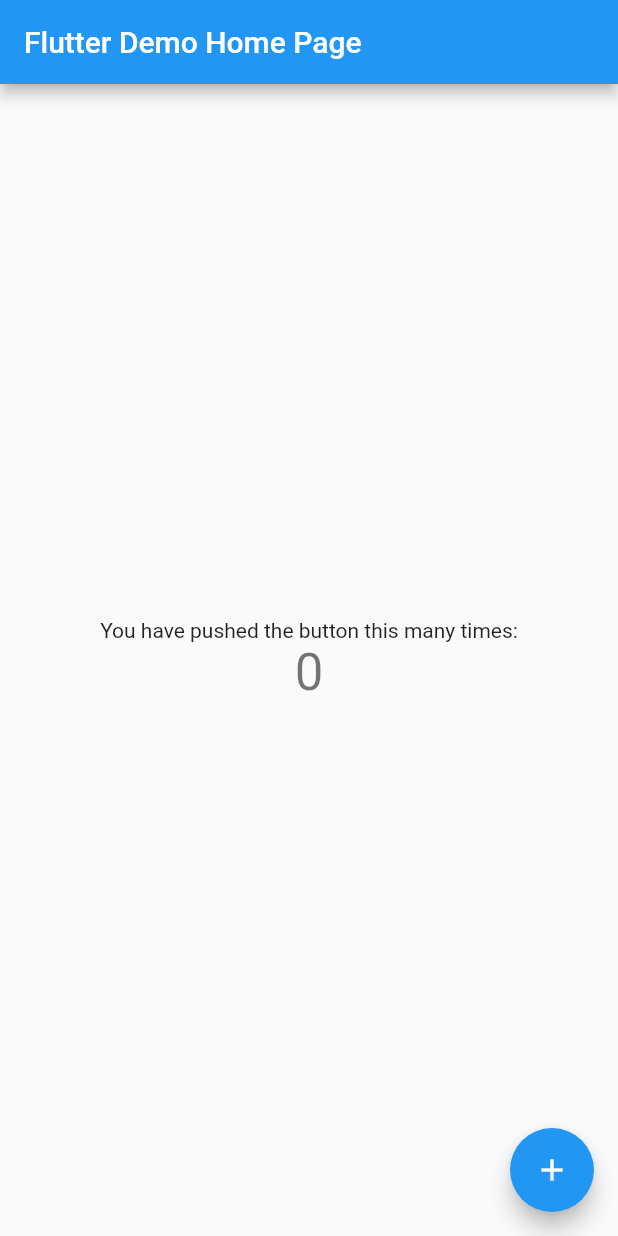
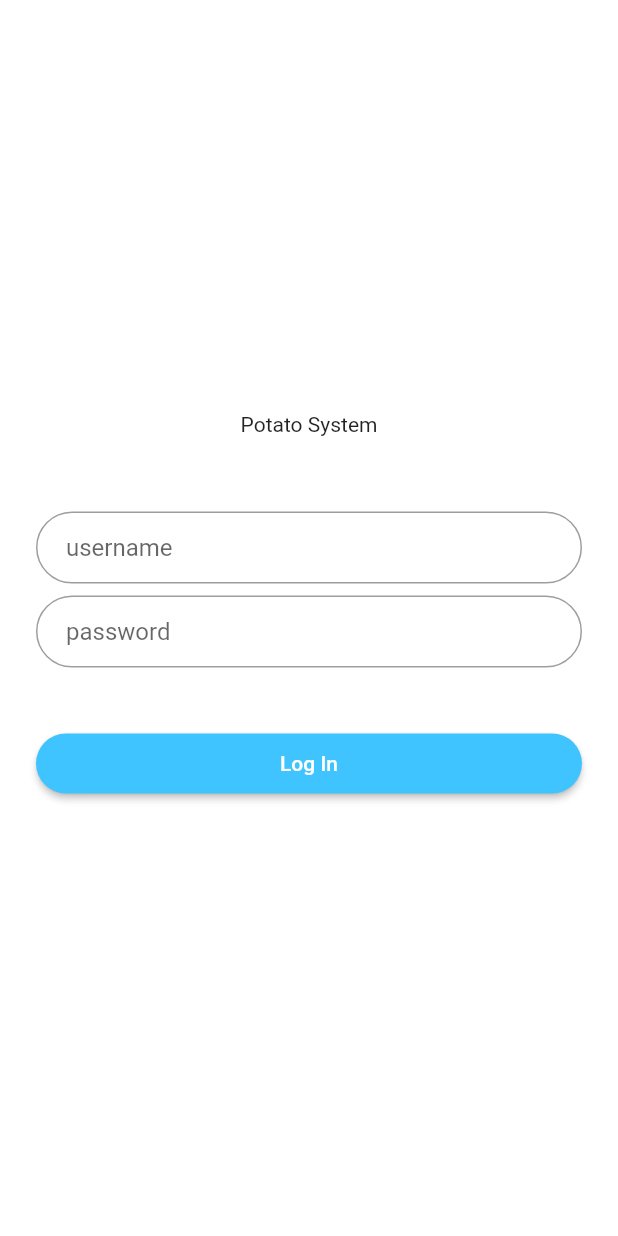
Before and after one commit to Girbons/effective-potato, a Flutter app: the screen it shows after launch, on a phone screen of 412 x 824 dp. Run offline on Flutter 3.47's test engine with Material 2 defaults, Android fonts, the phone set to English and light mode, and no system bars; our stand-ins replace flutter_secure_storage; Roboto replaces fonts that are missing (Nunito); statements that could not run were skipped.

Commit message:
Added LoginPage and LightsPage

```diff
--- /dev/null
+++ b/app/lib/login_page.dart
@@ -0,0 +1,122 @@
+import 'package:app/lights_page.dart';
+import 'package:app/requests.dart';
+import 'package:app/storage.dart';
+import 'package:flutter/material.dart';
+
+
+class LoginPage extends StatefulWidget {
+  static String tag = 'login-page';
+
+  @override
+  _LoginPageState createState() => new _LoginPageState();
+}
+
+class _LoginPageState extends State<LoginPage> {
+  final _usernameController = TextEditingController();
+  final _passwordController = TextEditingController();
+
+  void checkToken() async {
+  }
+
+  void initState() {
+    super.initState();
+    storage.deleteAll();
+
+    ()async {
+      var token = await storage.read(key: 'token');
+      if (token.length != 0) {
+        Navigator.push(context, MaterialPageRoute(builder: (context) => LightsPage()));
+      }
+    }();
+  }
+
+  void dispose() {
+    _usernameController.dispose();
+    _passwordController.dispose();
+  }
+
+  bool _buttonDisabled() {
+    if (_usernameController.text == '') {
+      return true;
+    }
+
+    if (_passwordController.text == ''){
+       return true;
+    }
+
+    return false;
+  }
+
+  @override
+  Widget build(BuildContext context) {
+    final textLogo = Text(
+      "Potato System",
+      textAlign: TextAlign.center,
+    );
+
+    final username = TextFormField(
+      controller: _usernameController,
+      keyboardType: TextInputType.text,
+      autofocus: false,
+      decoration: InputDecoration(
+        hintText: 'username',
+        contentPadding: EdgeInsets.fromLTRB(20.0, 10.0, 20.0, 10.0),
+        border: OutlineInputBorder(borderRadius: BorderRadius.circular(32.0)),
+      )
+    );
+
+    final password = TextFormField(
+      controller: _passwordController,
+      autofocus: false,
+      obscureText: true,
+      decoration: InputDecoration(
+        hintText: 'password',
+        contentPadding: EdgeInsets.fromLTRB(20.0, 10.0, 20.0, 10.0),
+        border: OutlineInputBorder(borderRadius: BorderRadius.circular(32.0)),
+      )
+    );
+
+    final loginButton = Padding(
+      padding: EdgeInsets.symmetric(vertical: 16.0),
+      child: RaisedButton(
+        shape: RoundedRectangleBorder(
+          borderRadius: BorderRadius.circular(24),
+        ),
+        onPressed: () {
+          if (_buttonDisabled()) {
+            return null;
+          }
+          Future<int> result = login(_usernameController.text, _passwordController.text);
+          result.then((value) => {
+            if (value == 200) {
+              Navigator.of(context).pushNamed(LightsPage.tag)
+            }
+          })
+          .catchError((error) => print(error));
+        },
+        padding: EdgeInsets.all(12),
+        color: Colors.lightBlueAccent,
+        child: Text('Log In', style: TextStyle(color: Colors.white)),
+      ),
+    );
+
+    return Scaffold(
+      backgroundColor: Colors.white,
+      body: Center(
+        child: ListView(
+          shrinkWrap: true,
+          padding: EdgeInsets.only(left: 24.0, right: 24.0),
+          children: <Widget>[
+            textLogo,
+            SizedBox(height: 50.0),
+            username,
+            SizedBox(height: 8.0),
+            password,
+            SizedBox(height: 24.0),
+            loginButton,
+          ],
+        ),
+      ),
+    );
+  }
+}
--- a/app/lib/main.dart
+++ b/app/lib/main.dart
@@ -1,111 +1,26 @@
+import 'package:app/lights_page.dart';
 import 'package:flutter/material.dart';
+import 'login_page.dart';
 
 void main() => runApp(MyApp());
 
 class MyApp extends StatelessWidget {
-  // This widget is the root of your application.
+  final routes = <String, WidgetBuilder>{
+    LoginPage.tag: (context) => LoginPage(),
+    LightsPage.tag: (context) => LightsPage(),
+  };
+
   @override
   Widget build(BuildContext context) {
     return MaterialApp(
-      title: 'Flutter Demo',
+      title: 'Kodeversitas',
+      debugShowCheckedModeBanner: false,
       theme: ThemeData(
-        // This is the theme of your application.
-        //
-        // Try running your application with "flutter run". You'll see the
-        // application has a blue toolbar. Then, without quitting the app, try
-        // changing the primarySwatch below to Colors.green and then invoke
-        // "hot reload" (press "r" in the console where you ran "flutter run",
-        // or simply save your changes to "hot reload" in a Flutter IDE).
-        // Notice that the counter didn't reset back to zero; the application
-        // is not restarted.
-        primarySwatch: Colors.blue,
+        primarySwatch: Colors.lightBlue,
+        fontFamily: 'Nunito',
       ),
-      home: MyHomePage(title: 'Flutter Demo Home Page'),
+      home: LoginPage(),
+      routes: routes,
     );
   }
 }
-
-class MyHomePage extends StatefulWidget {
-  MyHomePage({Key key, this.title}) : super(key: key);
-
-  // This widget is the home page of your application. It is stateful, meaning
-  // that it has a State object (defined below) that contains fields that affect
-  // how it looks.
-
-  // This class is the configuration for the state. It holds the values (in this
-  // case the title) provided by the parent (in this case the App widget) and
-  // used by the build method of the State. Fields in a Widget subclass are
-  // always marked "final".
-
-  final String title;
-
-  @override
-  _MyHomePageState createState() => _MyHomePageState();
-}
-
-class _MyHomePageState extends State<MyHomePage> {
-  int _counter = 0;
-
-  void _incrementCounter() {
-    setState(() {
-      // This call to setState tells the Flutter framework that something has
-      // changed in this State, which causes it to rerun the build method below
-      // so that the display can reflect the updated values. If we changed
-      // _counter without calling setState(), then the build method would not be
-      // called again, and so nothing would appear to happen.
-      _counter++;
-    });
-  }
-
-  @override
-  Widget build(BuildContext context) {
-    // This method is rerun every time setState is called, for instance as done
-    // by the _incrementCounter method above.
-    //
-    // The Flutter framework has been optimized to make rerunning build methods
-    // fast, so that you can just rebuild anything that needs updating rather
-    // than having to individually change instances of widgets.
-    return Scaffold(
-      appBar: AppBar(
-        // Here we take the value from the MyHomePage object that was created by
-        // the App.build method, and use it to set our appbar title.
-        title: Text(widget.title),
-      ),
-      body: Center(
-        // Center is a layout widget. It takes a single child and positions it
-        // in the middle of the parent.
-        child: Column(
-          // Column is also layout widget. It takes a list of children and
-          // arranges them vertically. By default, it sizes itself to fit its
-          // children horizontally, and tries to be as tall as its parent.
-          //
-          // Invoke "debug painting" (press "p" in the console, choose the
-          // "Toggle Debug Paint" action from the Flutter Inspector in Android
-          // Studio, or the "Toggle Debug Paint" command in Visual Studio Code)
-          // to see the wireframe for each widget.
-          //
-          // Column has various properties to control how it sizes itself and
-          // how it positions its children. Here we use mainAxisAlignment to
-          // center the children vertically; the main axis here is the vertical
-          // axis because Columns are vertical (the cross axis would be
-          // horizontal).
-          mainAxisAlignment: MainAxisAlignment.center,
-          children: <Widget>[
-            Text(
-              'You have pushed the button this many times:',
-            ),
-            Text(
-              '$_counter',
-              style: Theme.of(context).textTheme.display1,
-            ),
-          ],
-        ),
-      ),
-      floatingActionButton: FloatingActionButton(
-        onPressed: _incrementCounter,
-        tooltip: 'Increment',
-        child: Icon(Icons.add),
-      ), // This trailing comma makes auto-formatting nicer for build methods.
-    );
-  }
-}
--- /dev/null
+++ b/app/lib/storage.dart
@@ -0,0 +1,3 @@
+import 'package:flutter_secure_storage/flutter_secure_storage.dart';
+
+final storage = new FlutterSecureStorage();
--- a/app/pubspec.yaml
+++ b/app/pubspec.yaml
@@ -19,6 +19,9 @@ environment:
 dependencies:
   flutter:
     sdk: flutter
+
+  http: ^0.12.0+2
+  flutter_secure_storage: ^3.2.1+1
 
   # The following adds the Cupertino Icons font to your application.
   # Use with the CupertinoIcons class for iOS style icons.
```
Also changed, not shown: app/lib/lights_page.dart (added, +64 -0 lines), app/lib/requests.dart (added, +34 -0 lines), app/pubspec.lock, 7 other files.
